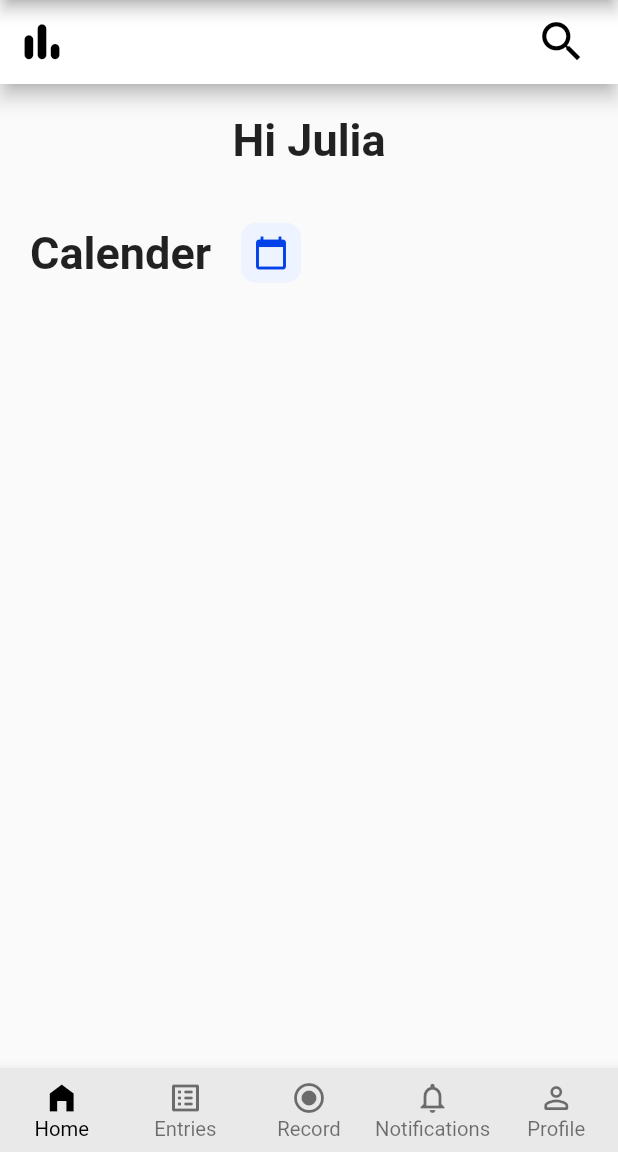
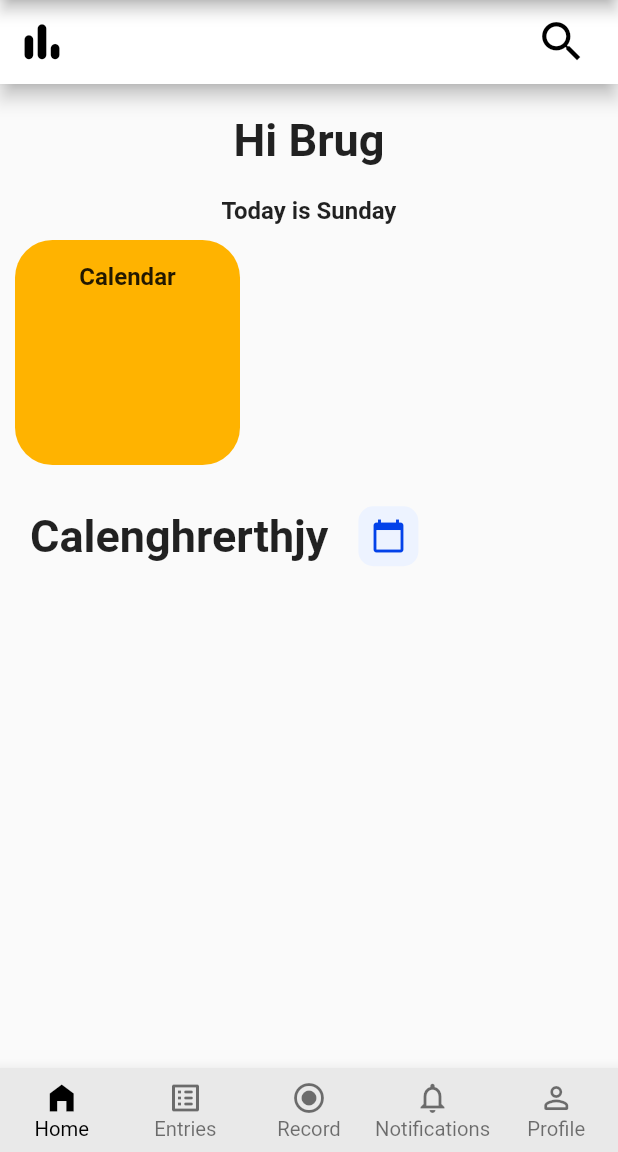
Before and after one commit to shmaiii/epilog-ubclaunchpad, a Flutter app: the screen it shows after launch, on a phone screen of 412 x 824 dp, the part 84-1236 px from its top. Run offline on Flutter 3.47's test engine with Material 2 defaults, Android fonts, the phone set to English and light mode, and no system bars.

Commit message:
commit 1

```diff
--- a/client/lib/HomeScreen.dart
+++ b/client/lib/HomeScreen.dart
@@ -36,16 +36,43 @@ class _HomeState extends State<HomeScreen> {
           const Padding(
             padding: EdgeInsets.all(20.0),
             child: Text(
-              "Hi Julia",
+              "Hi Brug",
               style: TextStyle(fontWeight: FontWeight.bold, fontSize: 30.0),
             ),
+          ),
+          Text(
+                "Today is Sunday",
+                style: TextStyle(fontWeight: FontWeight.bold, fontSize: 16.0),
+              ),
+          Row(
+            children: [
+              Container(
+                margin: const EdgeInsets.all(10.0),
+                width: 150,
+                height: 150,
+                decoration: BoxDecoration(
+                  color: Colors.amber[600],
+                  borderRadius: BorderRadius.all(Radius.circular(25))
+              ),
+                child: FractionallySizedBox(
+                  widthFactor: 0.8,
+                  heightFactor: 0.8,
+                  child: Column(
+                    children: [Text(
+                    "Calendar",
+                    style: TextStyle(fontWeight: FontWeight.w600, fontSize: 16.0),
+                    ),]
+                  ),
+                ),
+              ),
+            ]
           ),
           Row(
             children: [
               const Padding(
                 padding: EdgeInsets.all(20.0),
                 child: Text(
-                  "Calender",
+                  "Calenghrerthjy",
                   style: TextStyle(fontWeight: FontWeight.bold, fontSize: 30.0),
                 ),
               ),
```
Also changed, not shown: client/package-lock.json (added), client/pubspec.lock, 1 other file.
